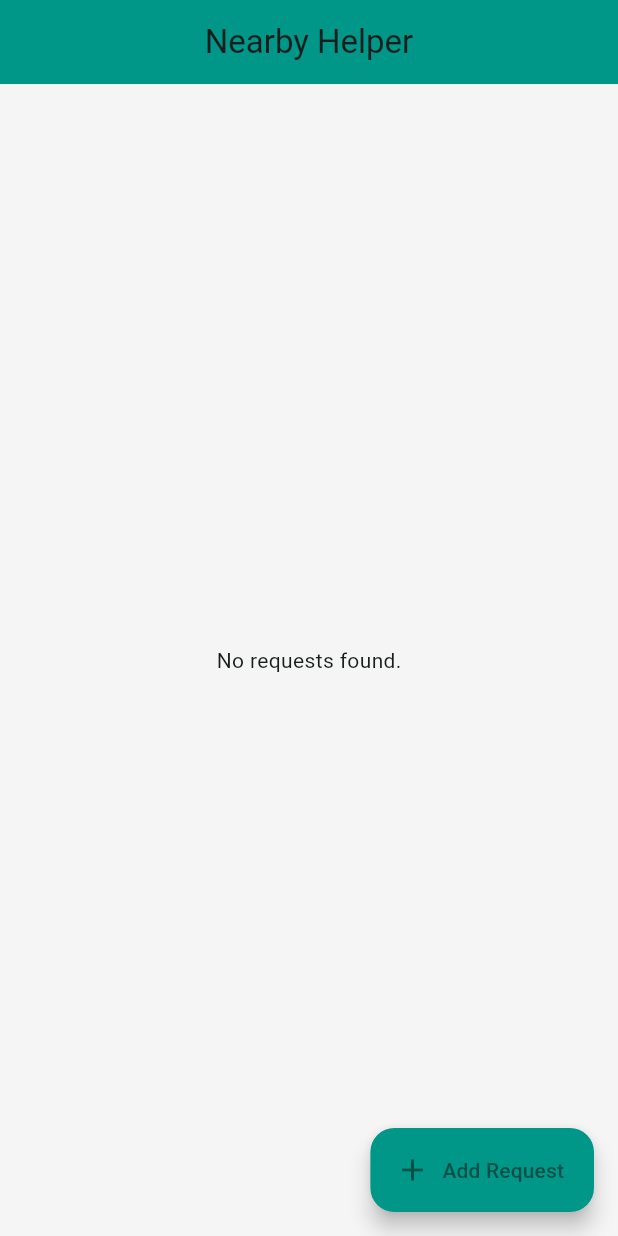
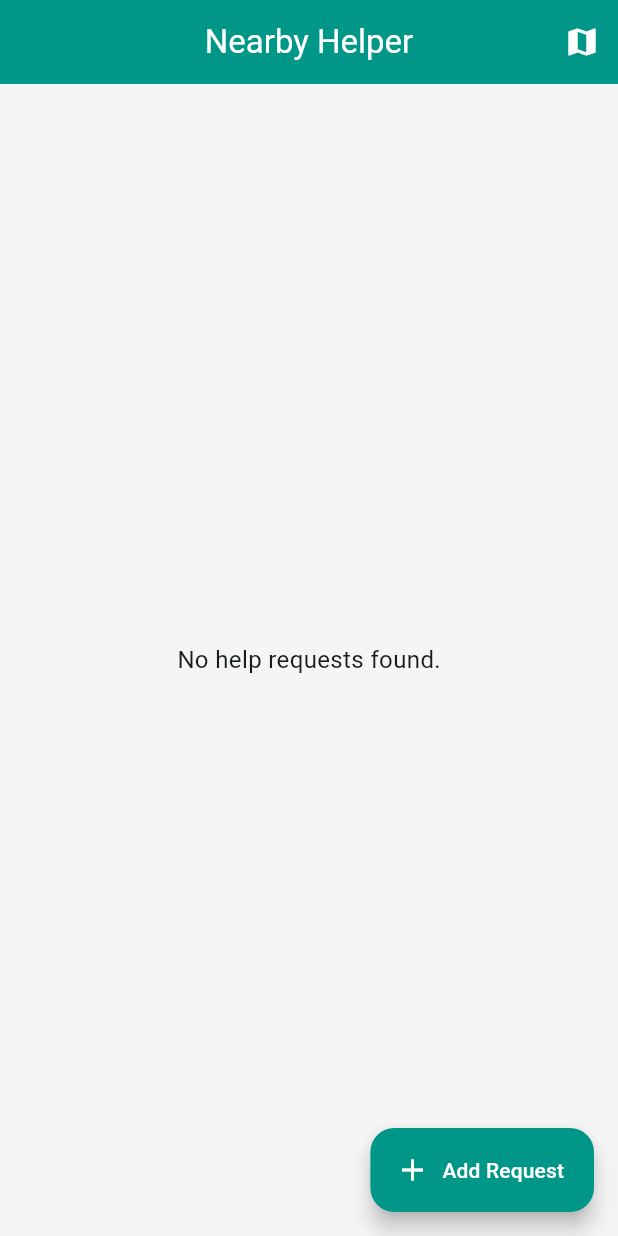
Before and after one commit to muhammadhassanmahar/Nearby-Helper-App, a Flutter app: the screen it shows after launch, on a phone screen of 412 x 824 dp. Run offline on Flutter 3.47's test engine with Material 3 defaults, Android fonts, the phone set to English and light mode, and no system bars; our stand-ins replace geolocator, google_maps_flutter, permission_handler; network calls fail.

Commit message:
Updated: <yaha update ka short note likho>

```diff
--- a/lib/screens/home_screen.dart
+++ b/lib/screens/home_screen.dart
@@ -18,7 +18,7 @@ class _HomeScreenState extends State<HomeScreen> {
     fetchRequests();
   }
 
-  /// Fetch all requests from API
+  /// ✅ Fetch all requests from API
   Future<void> fetchRequests() async {
     try {
       final data = await ApiService.getRequests();
@@ -36,12 +36,12 @@ class _HomeScreenState extends State<HomeScreen> {
     }
   }
 
-  /// Delete a specific request
+  /// ✅ Delete a specific request
   Future<void> deleteRequest(String id) async {
     try {
       await ApiService.deleteRequest(id);
       if (!mounted) return;
-      fetchRequests();
+      await fetchRequests();
       ScaffoldMessenger.of(context).showSnackBar(
         const SnackBar(content: Text("Request deleted successfully")),
       );
@@ -57,23 +57,52 @@ class _HomeScreenState extends State<HomeScreen> {
   Widget build(BuildContext context) {
     return Scaffold(
       backgroundColor: Colors.grey[100],
+
       appBar: AppBar(
-        title: const Text("Nearby Helper"),
+        title: const Text(
+          "Nearby Helper",
+          style: TextStyle(color: Colors.white),
+        ),
         centerTitle: true,
         backgroundColor: Colors.teal,
+
+        /// ✅ Added Nearby Icon Button (top-right)
+        actions: [
+          IconButton(
+            icon: const Icon(Icons.map, color: Colors.white),
+            tooltip: "View Nearby Requests",
+            onPressed: () {
+              Navigator.pushNamed(context, '/nearby-map');
+            },
+          ),
+        ],
       ),
+
+      /// ✅ Floating Add Request Button
       floatingActionButton: FloatingActionButton.extended(
         backgroundColor: Colors.teal,
         onPressed: () => Navigator.pushNamed(context, '/add-request'),
-        icon: const Icon(Icons.add),
-        label: const Text("Add Request"),
+        icon: const Icon(Icons.add, color: Colors.white),
+        label: const Text(
+          "Add Request",
+          style: TextStyle(color: Colors.white),
+        ),
       ),
+
+      /// ✅ Body
       body: isLoading
-          ? const Center(child: CircularProgressIndicator(color: Colors.teal))
+          ? const Center(
+              child: CircularProgressIndicator(color: Colors.teal),
+            )
           : RefreshIndicator(
               onRefresh: fetchRequests,
               child: requests.isEmpty
-                  ? const Center(child: Text("No requests found."))
+                  ? const Center(
+                      child: Text(
+                        "No help requests found.",
+                        style: TextStyle(fontSize: 16),
+                      ),
+                    )
                   : ListView.builder(
                       padding: const EdgeInsets.all(16),
                       itemCount: requests.length,
@@ -81,8 +110,14 @@ class _HomeScreenState extends State<HomeScreen> {
                         final req = requests[index];
                         final name = req['name'] ?? 'Unknown';
                         final desc = req['description'] ?? 'No description provided';
+                        final location = req['location'] ?? 'Location not provided';
                         final date = req['createdAt'] != null
-                            ? DateTime.tryParse(req['createdAt'] ?? '')?.toLocal().toString().split(' ').first ?? ''
+                            ? DateTime.tryParse(req['createdAt'] ?? '')
+                                    ?.toLocal()
+                                    .toString()
+                                    .split(' ')
+                                    .first ??
+                                ''
                             : '';
 
                         return Card(
@@ -106,7 +141,7 @@ class _HomeScreenState extends State<HomeScreen> {
                               ),
                             ),
                             subtitle: Padding(
-                              padding: const EdgeInsets.only(top: 4.0),
+                              padding: const EdgeInsets.only(top: 6.0),
                               child: Column(
                                 crossAxisAlignment: CrossAxisAlignment.start,
                                 children: [
@@ -115,6 +150,23 @@ class _HomeScreenState extends State<HomeScreen> {
                                     maxLines: 2,
                                     overflow: TextOverflow.ellipsis,
                                     style: const TextStyle(color: Colors.black87),
+                                  ),
+                                  const SizedBox(height: 4),
+                                  Row(
+                                    children: [
+                                      const Icon(Icons.location_on, size: 16, color: Colors.teal),
+                                      const SizedBox(width: 4),
+                                      Expanded(
+                                        child: Text(
+                                          location,
+                                          style: const TextStyle(
+                                            color: Colors.black54,
+                                            fontSize: 13,
+                                          ),
+                                          overflow: TextOverflow.ellipsis,
+                                        ),
+                                      ),
+                                    ],
                                   ),
                                   if (date.isNotEmpty)
                                     Padding(
```
